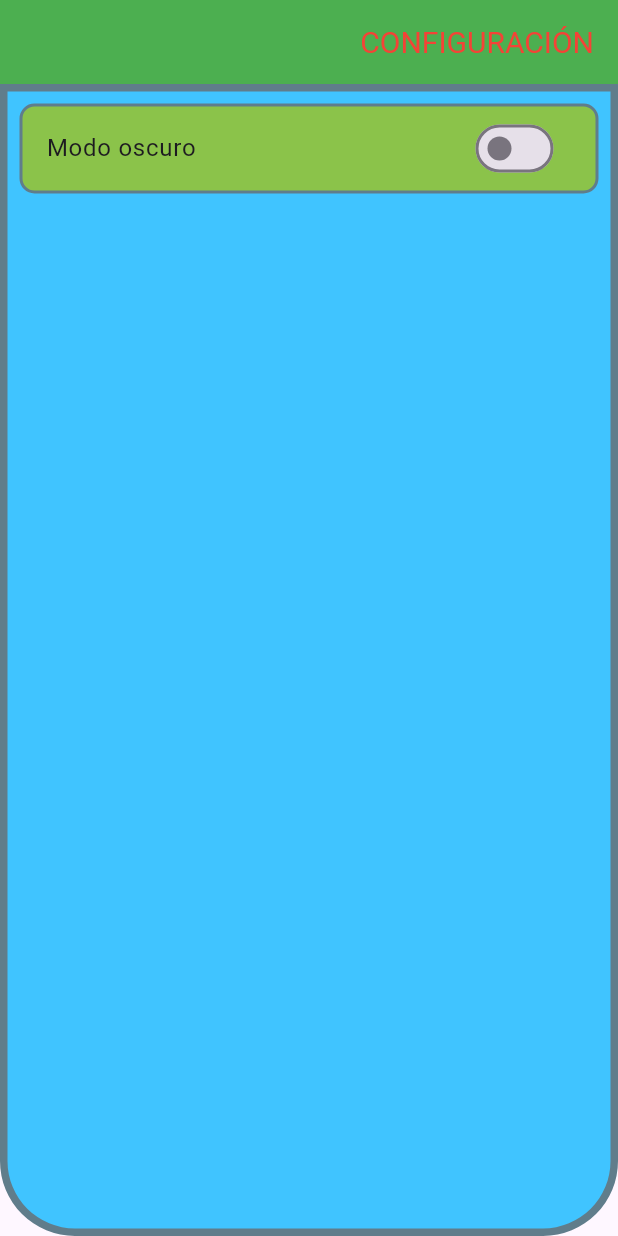
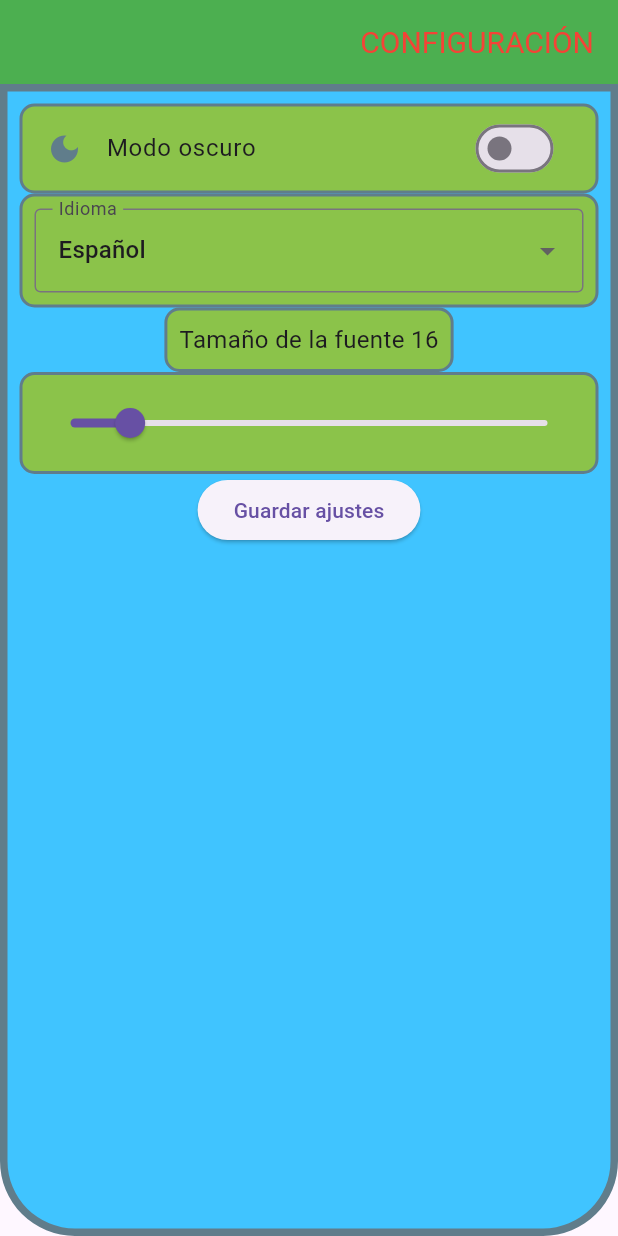
Before and after one commit to kba1986cr/AppSettings_Flutter, a Flutter app: the screen it shows after launch, on a phone screen of 412 x 824 dp. Run offline on Flutter 3.47's test engine with Material 3 defaults, Android fonts, the phone set to English and light mode, and no system bars.

Commit message:
Ajustes drkmode, languge y slice

```diff
--- a/appsettings_flutter/lib/settings_screen.dart
+++ b/appsettings_flutter/lib/settings_screen.dart
@@ -35,12 +35,82 @@ class _SettingsScreenState extends State<SettingsScreen> {
                 color: Colors.lightGreen,
               ),
               child: SwitchListTile(
-                title: const Text('Modo oscuro'),
+                title: Text('Modo oscuro'),
                 value: _darkMode,
                 onChanged: (darkmode) {
                   setState(() => _darkMode = darkmode);
                 },
+                secondary: const Icon(Icons.dark_mode, color: Colors.blueGrey),
               ),
+            ),
+            Container(
+              decoration: BoxDecoration(
+                border: Border.all(color: Colors.blueGrey, width: 2),
+                borderRadius: BorderRadius.circular(10),
+                color: Colors.lightGreen,
+              ),
+              child: Padding(
+                padding: const EdgeInsets.all(8.0),
+                child: DropdownButtonFormField(
+                  value: _language,
+                  items: [
+                    DropdownMenuItem(value: 'es', child: Text('Español')),
+                    DropdownMenuItem(value: 'en', child: Text('Inglés')),
+                    DropdownMenuItem(value: 'ch', child: Text('Chino')),
+                  ],
+                  onChanged: (language) {
+                    // if (language != null) {
+                    //   setState(() => _language = language);
+                    // }
+                    setState(() => _language = language!);
+                  },
+                  decoration: InputDecoration(
+                    labelText: 'Idioma',
+                    border: OutlineInputBorder(),
+                  ),
+                ),
+              ),
+            ),
+            Container(
+              decoration: BoxDecoration(
+                border: Border.all(color: Colors.blueGrey, width: 2),
+                borderRadius: BorderRadius.circular(10),
+                color: Colors.lightGreen,
+              ),
+              child: Padding(
+                padding: const EdgeInsets.all(8.0),
+                child: Text(
+                  "Tamaño de la fuente ${_fontSize.toStringAsFixed(0)}",
+                  style: TextStyle(fontSize: _fontSize),
+                ),
+              ),
+            ),
+            Container(
+              decoration: BoxDecoration(
+                border: Border.all(color: Colors.blueGrey, width: 2),
+                borderRadius: BorderRadius.circular(10),
+                color: Colors.lightGreen,
+              ),
+              child: Padding(
+                padding: const EdgeInsets.all(8.0),
+                child: Slider(
+                  min: 14,
+                  max: 30,
+                  value: _fontSize,
+                  onChanged: (fontSize) {
+                    setState(() => _fontSize = fontSize);
+                  },
+                ),
+              ),
+            ),
+            ElevatedButton(
+              onPressed: () {
+                // Aquí puedes agregar la lógica para guardar los ajustes
+                ScaffoldMessenger.of(
+                  context,
+                ).showSnackBar(SnackBar(content: Text('Ajustes Guardados')));
+              },
+              child: Text('Guardar ajustes'),
             ),
           ],
         ),
```
